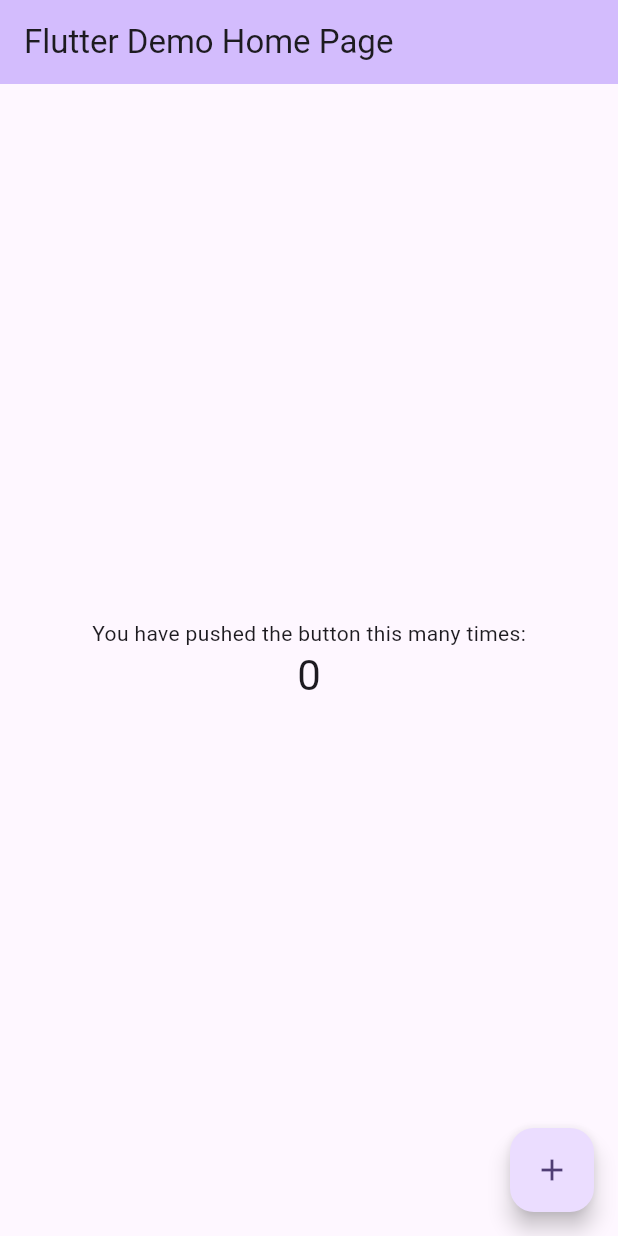
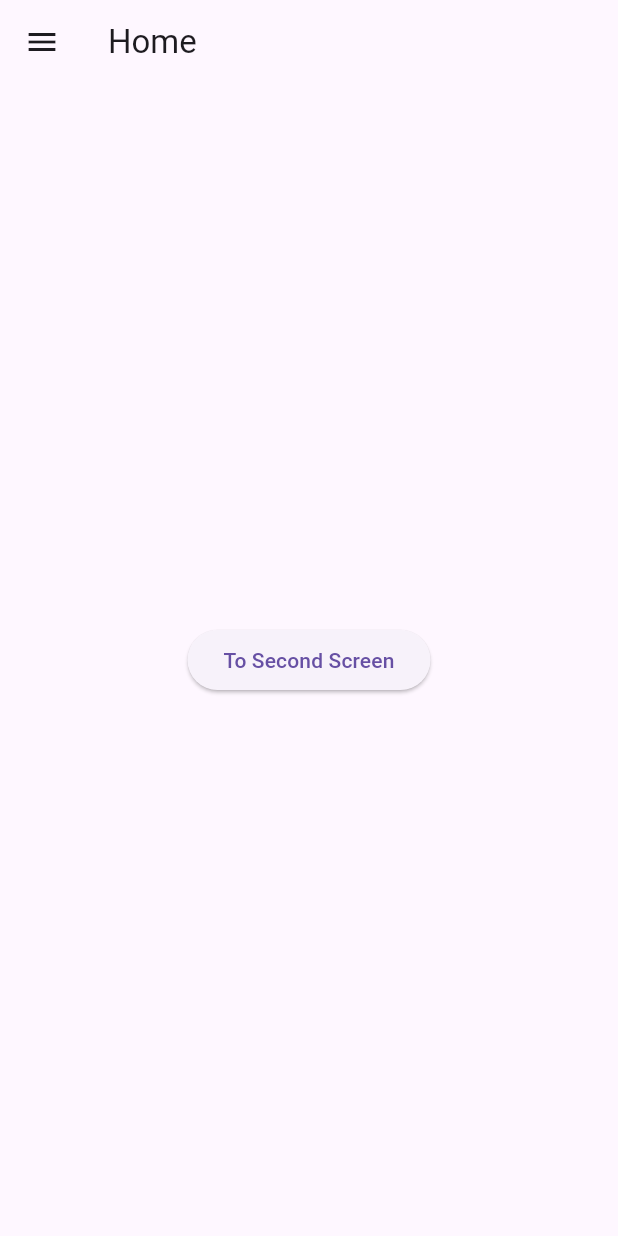
Before and after one commit to 6Shiba9/flutter_tests, a Flutter app: the screen it shows after launch, on a phone screen of 412 x 824 dp. Run offline on Flutter 3.47's test engine with Material 3 defaults, Android fonts, the phone set to English and light mode, and no system bars.

Commit message:
add_file_screen&fix_mainfile

```diff
--- a/lib/main.dart
+++ b/lib/main.dart
@@ -1,125 +1,16 @@
+
 import 'package:flutter/material.dart';
+import 'package:flutter_tests/screen/home_screen.dart';
 
-void main() {
-  runApp(const MyApp());
+void main(){
+ runApp(MyApp());
 }
 
 class MyApp extends StatelessWidget {
-  const MyApp({super.key});
-
-  // This widget is the root of your application.
   @override
   Widget build(BuildContext context) {
     return MaterialApp(
-      title: 'Flutter Demo',
-      theme: ThemeData(
-        // This is the theme of your application.
-        //
-        // TRY THIS: Try running your application with "flutter run". You'll see
-        // the application has a purple toolbar. Then, without quitting the app,
-        // try changing the seedColor in the colorScheme below to Colors.green
-        // and then invoke "hot reload" (save your changes or press the "hot
-        // reload" button in a Flutter-supported IDE, or press "r" if you used
-        // the command line to start the app).
-        //
-        // Notice that the counter didn't reset back to zero; the application
-        // state is not lost during the reload. To reset the state, use hot
-        // restart instead.
-        //
-        // This works for code too, not just values: Most code changes can be
-        // tested with just a hot reload.
-        colorScheme: ColorScheme.fromSeed(seedColor: Colors.deepPurple),
-        useMaterial3: true,
-      ),
-      home: const MyHomePage(title: 'Flutter Demo Home Page'),
+      home: HomeScreen(),
     );
   }
 }
-
-class MyHomePage extends StatefulWidget {
-  const MyHomePage({super.key, required this.title});
-
-  // This widget is the home page of your application. It is stateful, meaning
-  // that it has a State object (defined below) that contains fields that affect
-  // how it looks.
-
-  // This class is the configuration for the state. It holds the values (in this
-  // case the title) provided by the parent (in this case the App widget) and
-  // used by the build method of the State. Fields in a Widget subclass are
-  // always marked "final".
-
-  final String title;
-
-  @override
-  State<MyHomePage> createState() => _MyHomePageState();
-}
-
-class _MyHomePageState extends State<MyHomePage> {
-  int _counter = 0;
-
-  void _incrementCounter() {
-    setState(() {
-      // This call to setState tells the Flutter framework that something has
-      // changed in this State, which causes it to rerun the build method below
-      // so that the display can reflect the updated values. If we changed
-      // _counter without calling setState(), then the build method would not be
-      // called again, and so nothing would appear to happen.
-      _counter++;
-    });
-  }
-
-  @override
-  Widget build(BuildContext context) {
-    // This method is rerun every time setState is called, for instance as done
-    // by the _incrementCounter method above.
-    //
-    // The Flutter framework has been optimized to make rerunning build methods
-    // fast, so that you can just rebuild anything that needs updating rather
-    // than having to individually change instances of widgets.
-    return Scaffold(
-      appBar: AppBar(
-        // TRY THIS: Try changing the color here to a specific color (to
-        // Colors.amber, perhaps?) and trigger a hot reload to see the AppBar
-        // change color while the other colors stay the same.
-        backgroundColor: Theme.of(context).colorScheme.inversePrimary,
-        // Here we take the value from the MyHomePage object that was created by
-        // the App.build method, and use it to set our appbar title.
-        title: Text(widget.title),
-      ),
-      body: Center(
-        // Center is a layout widget. It takes a single child and positions it
-        // in the middle of the parent.
-        child: Column(
-          // Column is also a layout widget. It takes a list of children and
-          // arranges them vertically. By default, it sizes itself to fit its
-          // children horizontally, and tries to be as tall as its parent.
-          //
-          // Column has various properties to control how it sizes itself and
-          // how it positions its children. Here we use mainAxisAlignment to
-          // center the children vertically; the main axis here is the vertical
-          // axis because Columns are vertical (the cross axis would be
-          // horizontal).
-          //
-          // TRY THIS: Invoke "debug painting" (choose the "Toggle Debug Paint"
-          // action in the IDE, or press "p" in the console), to see the
-          // wireframe for each widget.
-          mainAxisAlignment: MainAxisAlignment.center,
-          children: <Widget>[
-            const Text(
-              'You have pushed the button this many times:',
-            ),
-            Text(
-              '$_counter',
-              style: Theme.of(context).textTheme.headlineMedium,
-            ),
-          ],
-        ),
-      ),
-      floatingActionButton: FloatingActionButton(
-        onPressed: _incrementCounter,
-        tooltip: 'Increment',
-        child: const Icon(Icons.add),
-      ), // This trailing comma makes auto-formatting nicer for build methods.
-    );
-  }
-}
--- /dev/null
+++ b/lib/screen/home_screen.dart
@@ -0,0 +1,28 @@
+import 'package:flutter/material.dart';
+import 'package:flutter/widgets.dart';
+import 'package:flutter_tests/screen/second_screen.dart';
+
+class HomeScreen extends StatelessWidget {
+  const HomeScreen({super.key});
+  @override
+  Widget build(BuildContext context) {
+    return Scaffold(
+      drawer: const Drawer(
+        child: Text('f*uking drawer'),
+      ),
+      appBar: AppBar(
+        title: Text('Home'),
+      ),
+      body: Center(
+        child: ElevatedButton(
+          onPressed: () {
+            Navigator.of(context).push(
+              MaterialPageRoute(builder: (context) => SecondScreen()),
+            );
+          },
+          child: Text('To Second Screen'),
+        )
+      ),
+    );
+  }
+}
```
Also changed, not shown: lib/screen/second_screen.dart (added, +14 -0 lines).
